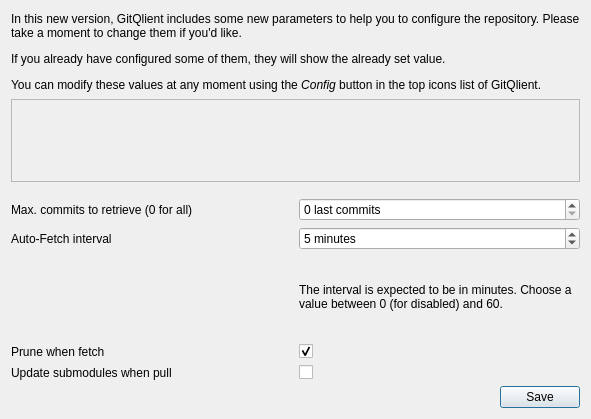
First picture: the form in src/aux_widgets/InitialRepoConfig.ui, repository francescmm/GitQlient, before the edit.
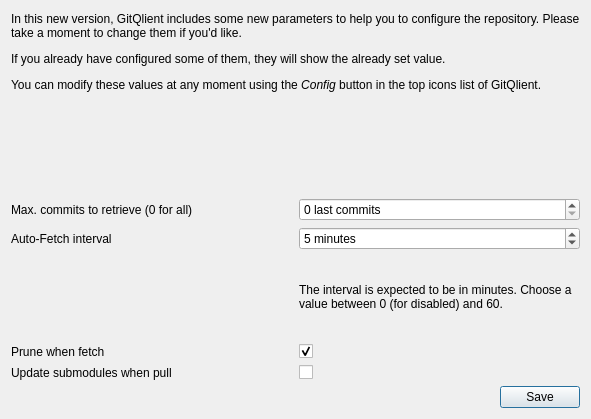
Second picture: the form after the edit. Custom widgets are drawn as their Qt base class.

Commit message: Fixing styles in some dialogs

The edit to the form file:
```diff
--- a/src/aux_widgets/InitialRepoConfig.ui
+++ b/src/aux_widgets/InitialRepoConfig.ui
@@ -33,10 +33,13 @@
    <item row="1" column="0" colspan="2">
     <widget class="QFrame" name="orangeHSeparator">
      <property name="frameShape">
-      <enum>QFrame::StyledPanel</enum>
+      <enum>QFrame::NoFrame</enum>
      </property>
      <property name="frameShadow">
-      <enum>QFrame::Raised</enum>
+      <enum>QFrame::Plain</enum>
+     </property>
+     <property name="lineWidth">
+      <number>0</number>
      </property>
     </widget>
    </item>
```
The commit also changes 2 other files.
